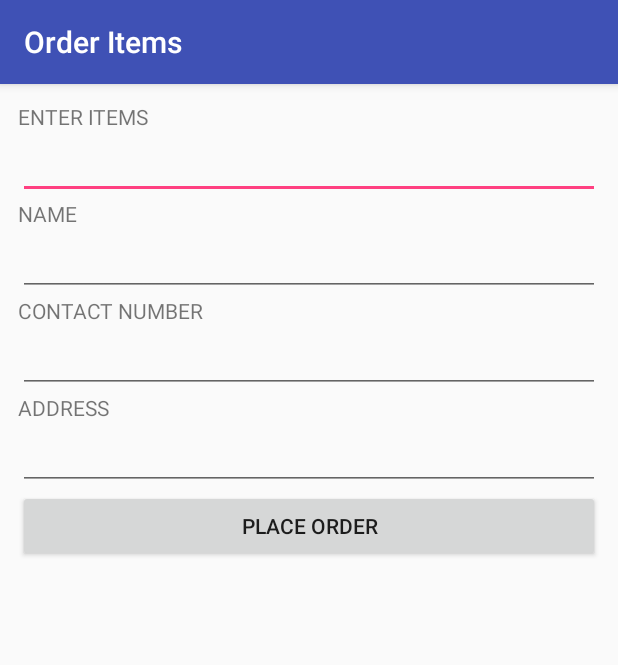
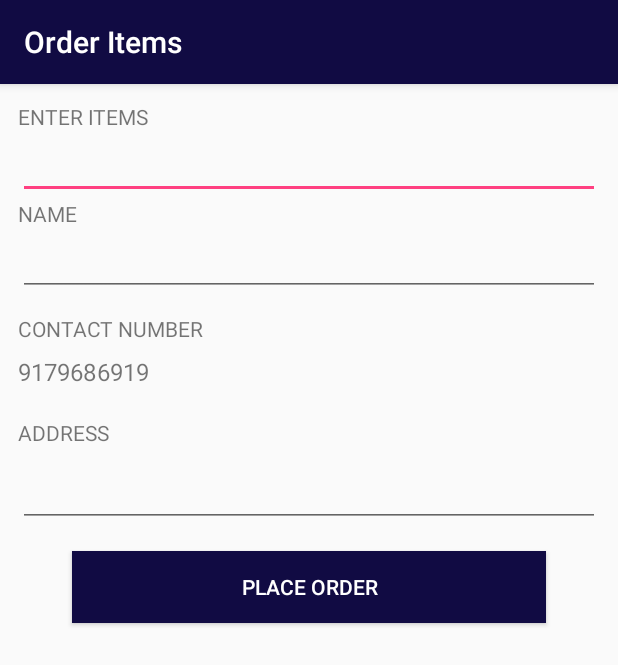
Before and after one commit to avinashbarfa/SymbiOrder, an Android app: the OrderActivity screen opened directly, with no data from a screen before it, on a phone screen of 412 x 824 dp. Shown: the top 665 px of the screen. Run offline under Robolectric (Android 15) with nearby library versions, the phone set to English and light mode, and no system bars; our stand-ins replace Volley; network calls fail.

Commit message:
Added Order Activity Components.

```diff
--- a/app/src/main/AndroidManifest.xml
+++ b/app/src/main/AndroidManifest.xml
@@ -30,15 +30,16 @@
             android:theme="@style/AppTheme.NoActionBar" />
         <activity
             android:name=".OrderActivity"
-            android:label="Order Items"/>
+            android:label="Order Items" />
         <activity
             android:name=".MyOrderActivity"
             android:label="My Orders"
-            android:theme="@style/AppTheme"/>
+            android:theme="@style/AppTheme" />
         <activity
             android:name=".AboutUs"
             android:label="@string/title_activity_about_us"
             android:theme="@style/AppTheme.NoActionBar" />
+
     </application>
 
 </manifest>
--- a/app/src/main/java/com/avinashbarfa/symbiorder/DataBean/UrlLink.java
+++ b/app/src/main/java/com/avinashbarfa/symbiorder/DataBean/UrlLink.java
@@ -2,7 +2,7 @@ package com.avinashbarfa.symbiorder.DataBean;
 
 public class UrlLink {
 
-    private  String serverIP = "http://192.168.2.2";
+    private  String serverIP = "http://192.168.2.3";
     private  String retriveRestaurantURL = getServerIP()+"/SymbiOrder_Backend/retrieve-restaurants.php";
     private  String retriveMyOrdersURL = getServerIP()+"/SymbiOrder_Backend/retrieve-myorders.php";
     private String placeOrderURL = getServerIP()+"/SymbiOrder_Backend/place-order.php";
--- a/app/src/main/java/com/avinashbarfa/symbiorder/OrderActivity.java
+++ b/app/src/main/java/com/avinashbarfa/symbiorder/OrderActivity.java
@@ -7,6 +7,7 @@ import android.util.Log;
 import android.view.View;
 import android.widget.Button;
 import android.widget.EditText;
+import android.widget.TextView;
 import android.widget.Toast;
 
 import com.android.volley.Request;
@@ -26,9 +27,10 @@ public class OrderActivity extends AppCompatActivity{
     EditText edit_username;
     EditText edit_contact;
     EditText edit_address;
+    TextView txtview_contact;
     Button btn_place_order;
     UrlLink urlLink = new UrlLink();
-    String itemList,address,personName,contactNumber,restaurantID;
+    String itemList,address,personName,contactNumber = "9179686919",restaurantID;
 
     @Override
     protected void onCreate(Bundle savedInstanceState) {
@@ -37,14 +39,12 @@ public class OrderActivity extends AppCompatActivity{
 
         edt_items_list = (EditText) findViewById(R.id.items_list);
         edit_username = (EditText) findViewById(R.id.edit_username);
-        edit_contact = (EditText) findViewById(R.id.edit_address);
         edit_address = (EditText) findViewById(R.id.edit_address);
+        txtview_contact = (TextView) findViewById(R.id.txtview_contact);
 
         restaurantID = getIntent().getStringExtra("restaurant_id");
-        contactNumber = edit_contact.getText().toString();
-        itemList = edt_items_list.getText().toString();
-        address = edit_address.getText().toString();
-        personName = edit_username.getText().toString();
+        txtview_contact.setText(contactNumber);
+
         btn_place_order = (Button) findViewById(R.id.btn_place_order);
         btn_place_order.setOnClickListener(new View.OnClickListener() {
             @Override
@@ -55,6 +55,9 @@ public class OrderActivity extends AppCompatActivity{
     }
 
     public void placeOrder() {
+        itemList = edt_items_list.getText().toString();
+        address = edit_address.getText().toString();
+        personName = edit_username.getText().toString();
         Log.v("data : ", restaurantID+" "+contactNumber+" "+itemList+" "+address+" "+personName);
 
 
--- a/app/src/main/res/layout/activity_my_order.xml
+++ b/app/src/main/res/layout/activity_my_order.xml
@@ -4,7 +4,9 @@
     xmlns:tools="http://schemas.android.com/tools"
     android:layout_width="match_parent"
     android:layout_height="match_parent"
-    tools:context="com.avinashbarfa.symbiorder.MyOrderActivity">
+    tools:context="com.avinashbarfa.symbiorder.MyOrderActivity"
+    android:orientation="vertical">
+
 
     <android.support.v7.widget.RecyclerView
         android:id="@+id/myorder_recyclerview"
--- a/app/src/main/res/layout/activity_order.xml
+++ b/app/src/main/res/layout/activity_order.xml
@@ -56,19 +56,24 @@
                     android:id="@+id/txt_contact"
                     android:layout_width="match_parent"
                     android:layout_height="wrap_content"
+                    android:layout_marginBottom="8dp"
+                    android:layout_marginTop="12dp"
                     android:text="CONTACT NUMBER" />
 
-                <EditText
-                    android:id="@+id/edit_contact"
+                <TextView
+                    android:id="@+id/txtview_contact"
                     android:layout_width="match_parent"
                     android:layout_height="wrap_content"
-                    android:ems="10"
-                    android:inputType="textPersonName" />
+                    android:layout_marginBottom="8dp"
+                    android:text="TextView"
+                    android:textSize="16sp" />
 
                 <TextView
                     android:id="@+id/txt_address"
                     android:layout_width="match_parent"
                     android:layout_height="wrap_content"
+                    android:layout_marginBottom="8dp"
+                    android:layout_marginTop="12dp"
                     android:text="ADDRESS" />
 
                 <EditText
@@ -89,6 +94,12 @@
                     android:id="@+id/btn_place_order"
                     android:layout_width="match_parent"
                     android:layout_height="wrap_content"
+                    android:layout_marginBottom="16dp"
+                    android:layout_marginLeft="36dp"
+                    android:layout_marginRight="36dp"
+                    android:layout_marginTop="16dp"
+                    android:background="#110B43"
+                    android:textColor="@android:color/background_light"
                     android:text="PLACE ORDER" />
             </LinearLayout>
         </LinearLayout>
--- a/app/src/main/res/values/colors.xml
+++ b/app/src/main/res/values/colors.xml
@@ -1,6 +1,6 @@
 <?xml version="1.0" encoding="utf-8"?>
 <resources>
-    <color name="colorPrimary">#3F51B5</color>
+    <color name="colorPrimary">#110B43</color>
     <color name="colorPrimaryDark">#110B43</color>
     <color name="colorAccent">#FF4081</color>
 </resources>
```
Also changed, not shown: app/src/main/java/com/avinashbarfa/symbiorder/AboutUs.java (added, +58 -0 lines), app/src/main/java/com/avinashbarfa/symbiorder/MyOrderActivity.java (+10 -2 lines), app/src/main/res/drawable/dotted.xml (added, +10 -0 lines), app/src/main/res/drawable/ic_account_circle_black_24dp.xml (added, +9 -0 lines), app/src/main/res/drawable/ic_check_circle_black_24dp.xml (added, +9 -0 lines), app/src/main/res/drawable/ic_exit_to_app_black_24dp.xml (added, +9 -0 lines), app/src/main/res/drawable/ic_favorite_black_24dp.xml (added, +9 -0 lines), app/src/main/res/drawable/ic_share_black_24dp.xml (added, +9 -0 lines), app/src/main/res/layout/activity_about_us.xml (added, +74 -0 lines).
